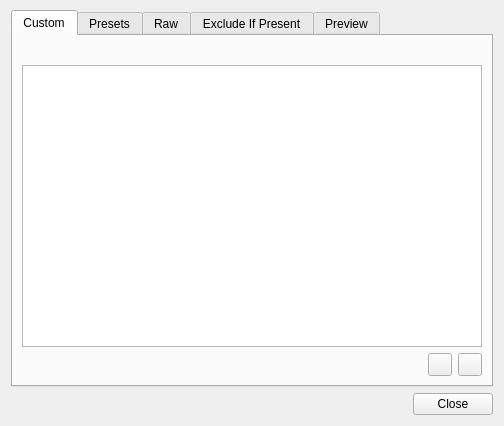
Before: the Qt Designer form src/vorta/assets/UI/exclude_dialog.ui in borgbase/vorta, drawn with Qt 5.
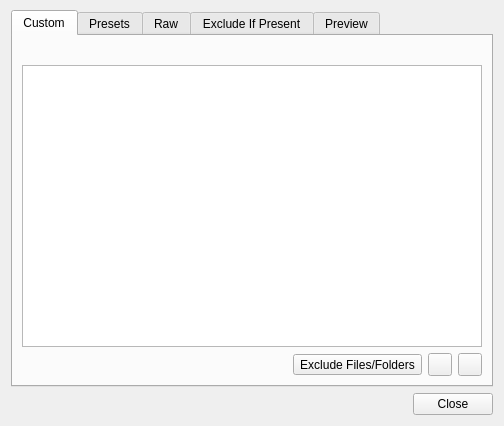
After: the same form once the commit is applied.

Commit message: Add file dialog to exclude patterns. By @VandalByte (#2252)

```diff
--- a/src/vorta/assets/UI/exclude_dialog.ui
+++ b/src/vorta/assets/UI/exclude_dialog.ui
@@ -52,6 +52,13 @@
            </property>
           </spacer>
          </item>
+         <item>
+          <widget class="QToolButton" name="bOpenExcludeFD">
+           <property name="text">
+            <string>Exclude Files/Folders</string>
+           </property>
+          </widget>
+         </item>
          <item>
           <widget class="QToolButton" name="bAddPattern"/>
          </item>
```
Lines whose indentation alone changed are shown as unchanged. The commit also changes 2 other files.
